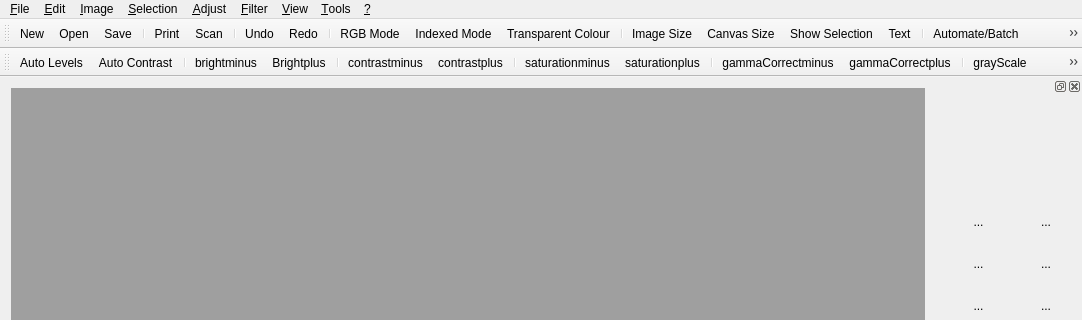
First picture: the form in src/mainwindow.ui, repository PhotoFlare/photoflare, before the edit; both pictures show x 0 to 1082 and y 0 to 320 of the 1082 by 645 pixel window.
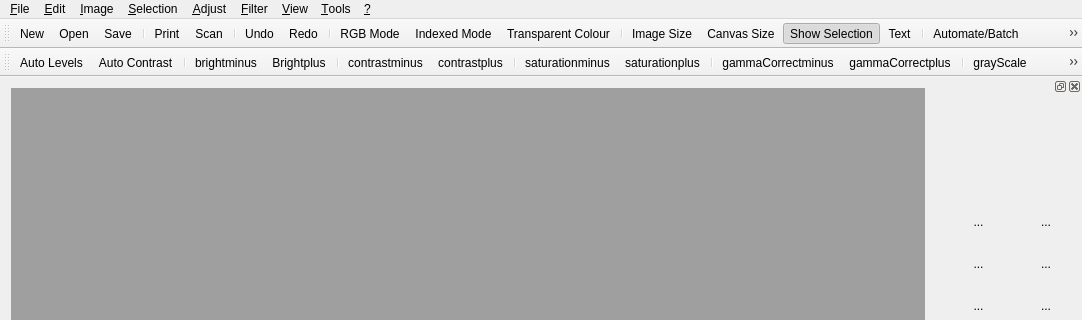
Second picture: the form after the edit. Icons and pictures are not drawn. Custom widgets are drawn as their Qt base class.

Patch:
```diff
--- a/src/mainwindow.ui
+++ b/src/mainwindow.ui
@@ -1222,6 +1222,12 @@
    </property>
   </action>
   <action name="actionShow_selection">
+   <property name="checkable">
+    <bool>true</bool>
+   </property>
+   <property name="checked">
+    <bool>true</bool>
+   </property>
    <property name="icon">
     <iconset resource="../Icons.qrc">
      <normaloff>:/icons/icons/show.png</normaloff>:/icons/icons/show.png</iconset>
```
